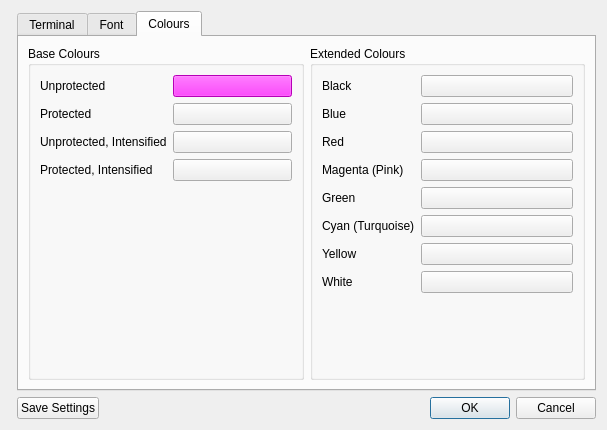
Old version of the form Settings.ui in the repository HobbitHacker/Q3270.
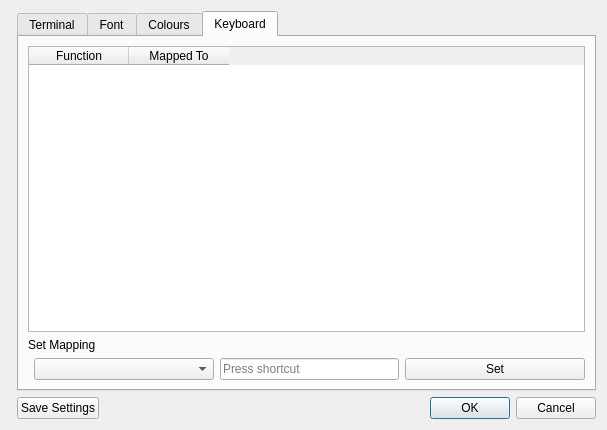
New version of the form.

Commit message:
Implement keyboard remapping.
New methods to handle keyboard remapping. Keyboards now allocated once
at creation of TerminalTab rather than each connection.

Patch:
```diff
--- a/Settings.ui
+++ b/Settings.ui
@@ -29,7 +29,7 @@
       </sizepolicy>
      </property>
      <property name="currentIndex">
-      <number>2</number>
+      <number>3</number>
      </property>
      <widget class="QWidget" name="Terminal">
       <attribute name="title">
@@ -565,6 +565,95 @@
        </item>
       </layout>
      </widget>
+     <widget class="QWidget" name="KeyboardTab">
+      <attribute name="title">
+       <string>Keyboard</string>
+      </attribute>
+      <layout class="QGridLayout" name="gridLayout_4">
+       <item row="0" column="0" colspan="4">
+        <widget class="QTableWidget" name="KeyboardMap">
+         <property name="sizeAdjustPolicy">
+          <enum>QAbstractScrollArea::AdjustToContents</enum>
+         </property>
+         <property name="editTriggers">
+          <set>QAbstractItemView::NoEditTriggers</set>
+         </property>
+         <property name="showDropIndicator" stdset="0">
+          <bool>false</bool>
+         </property>
+         <property name="dragDropOverwriteMode">
+          <bool>false</bool>
+         </property>
+         <property name="alternatingRowColors">
+          <bool>true</bool>
+         </property>
+         <property name="selectionBehavior">
+          <enum>QAbstractItemView::SelectRows</enum>
+         </property>
+         <column>
+          <property name="text">
+           <string>Function</string>
+          </property>
+         </column>
+         <column>
+          <property name="text">
+           <string>Mapped To</string>
+          </property>
+         </column>
+        </widget>
+       </item>
+       <item row="5" column="3">
+        <widget class="QPushButton" name="setKeyboardMap">
+         <property name="sizePolicy">
+          <sizepolicy hsizetype="Minimum" vsizetype="Fixed">
+           <horstretch>1</horstretch>
+           <verstretch>0</verstretch>
+          </sizepolicy>
+         </property>
+         <property name="text">
+          <string>Set</string>
+         </property>
+        </widget>
+       </item>
+       <item row="5" column="1">
+        <widget class="QComboBox" name="KeyboardFunctionList">
+         <property name="sizePolicy">
+          <sizepolicy hsizetype="Preferred" vsizetype="Fixed">
+           <horstretch>1</horstretch>
+           <verstretch>0</verstretch>
+          </sizepolicy>
+         </property>
+        </widget>
+       </item>
+       <item row="5" column="2">
+        <widget class="QKeySequenceEdit" name="keySequenceEdit">
+         <property name="enabled">
+          <bool>true</bool>
+         </property>
+         <property name="sizePolicy">
+          <sizepolicy hsizetype="Expanding" vsizetype="Fixed">
+           <horstretch>1</horstretch>
+           <verstretch>0</verstretch>
+          </sizepolicy>
+         </property>
+        </widget>
+       </item>
+       <item row="1" column="0" colspan="2">
+        <widget class="QLabel" name="label_23">
+         <property name="text">
+          <string>Set Mapping</string>
+         </property>
+        </widget>
+       </item>
+       <item row="1" column="2" colspan="2">
+        <widget class="QLabel" name="LabelMultipleKeys">
+         <property name="text">
+          <string/>
+         </property>
+        </widget>
+       </item>
+      </layout>
+     </widget>
     </widget>
    </item>
    <item row="2" column="1">
```
Left out of the diff: 68 changed lines with no effect on the pictures. The commit also changes 6 other files.
